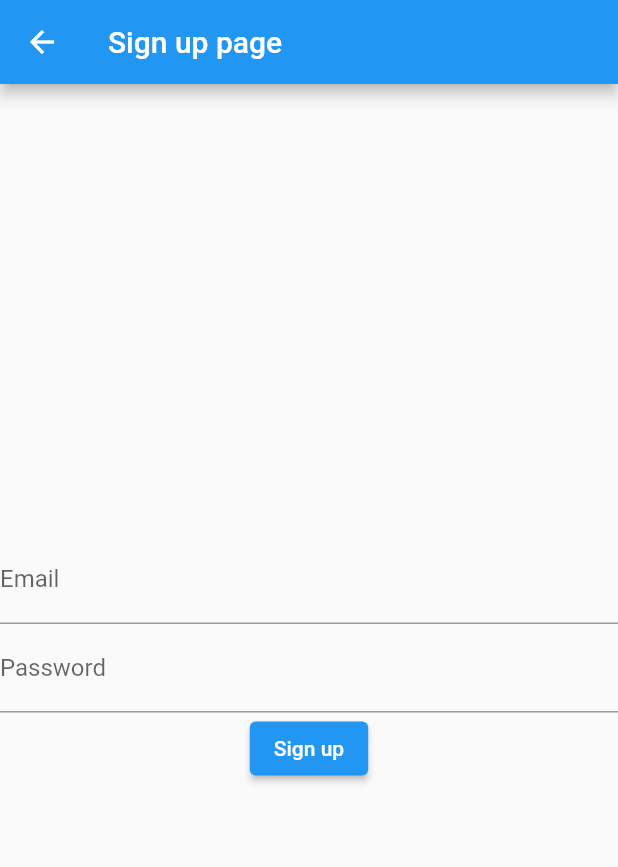
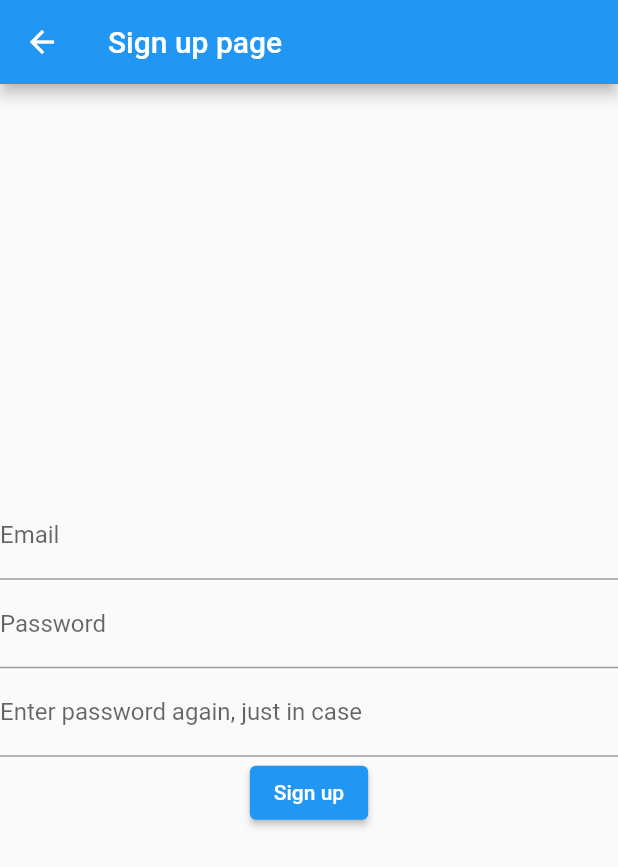
Before and after one commit to xtemplate24/budgetapp, a Flutter app: the SignUpPage screen opened by its route, after a tap on "Sign up", on a phone screen of 412 x 824 dp. Shown: the top 867 px of the screen. Run offline on Flutter 3.47's test engine with Material 2 defaults, Android fonts, the phone set to English and light mode, and no system bars; our stand-ins replace firebase_auth, firebase_core; accounts and stored records are empty; network calls fail.

Commit message:
Added error handling messages

```diff
--- a/lib/authentication/authentication_service.dart
+++ b/lib/authentication/authentication_service.dart
@@ -13,7 +13,6 @@ class AuthenticationService {
           email: email, password: password);
       return "Signed In";
     } on FirebaseAuthException catch (e) {
-      print(e.code);
       return e.code;
     }
   }
@@ -25,7 +24,6 @@ class AuthenticationService {
           email: email, password: password);
       return "Signed Up";
     } on FirebaseAuthException catch (e) {
-      print(e.code);
       return e.code;
     }
   }
--- /dev/null
+++ b/lib/screens/login/login_error_handler.dart
@@ -0,0 +1,49 @@
+import 'package:budgetapp/components/standard_alert.dart';
+import 'package:flutter/material.dart';
+
+class LoginErrorHandler {
+
+  AlertDialogOneOption errorMessage(value, context) {
+    switch (value) {
+      case "user-not-found":
+        showDialog(
+            context: context,
+            builder: (context) {
+              return AlertDialogOneOption(
+                  title: "User not found",
+                  content:
+                      'Hmmm... it seems this email is not registered with us. Please try again!',
+                  buttonText: "Okay!",
+                  context: context);
+            });
+        break;
+      case "wrong-password":
+        showDialog(
+            context: context,
+            builder: (context) {
+              return AlertDialogOneOption(
+                  title: "Incorrect password",
+                  content: "Oops, let's try that again",
+                  buttonText: "Okay!",
+                  context: context);
+            });
+        break;
+      case "invalid-email":
+        showDialog(
+            context: context,
+            builder: (context) {
+              return AlertDialogOneOption(
+                  title: "Invalid email",
+                  content: "That email doesn't look right, please try again",
+                  buttonText: "Okay!",
+                  context: context);
+            });
+        break;
+    }
+    return AlertDialogOneOption(
+        title: "Oops",
+        content: "Something went wrong",
+        buttonText: "Try again",
+        context: context);
+  }
+}
--- a/lib/screens/login/signup_view.dart
+++ b/lib/screens/login/signup_view.dart
@@ -1,4 +1,6 @@
 import 'package:budgetapp/authentication/authentication_service.dart';
+import 'package:budgetapp/components/standard_alert.dart';
+import 'package:budgetapp/screens/login/login_error_handler.dart';
 import 'package:budgetapp/screens/login/login_view.dart';
 import 'package:firebase_auth/firebase_auth.dart';
 import 'package:flutter/material.dart';
@@ -7,7 +9,8 @@ import 'package:provider/src/provider.dart';
 class SignUpPage extends StatelessWidget {
   static const routeName = '/SignUpPage';
   final TextEditingController emailController = TextEditingController();
-  final TextEditingController passwordController = TextEditingController();
+  final TextEditingController passwordController1 = TextEditingController();
+  final TextEditingController passwordController2 = TextEditingController();
   @override
   Widget build(BuildContext context) {
     return Scaffold(
@@ -19,22 +22,45 @@ class SignUpPage extends StatelessWidget {
         children: [
           TextField(
             controller: emailController,
-            decoration: InputDecoration(labelText: "Email"),
+            decoration: const InputDecoration(labelText: "Email"),
           ),
           TextField(
-            controller: passwordController,
-            decoration: InputDecoration(labelText: "Password"),
+            obscureText: true,
+            enableSuggestions: false,
+            autocorrect: false,
+            controller: passwordController1,
+            decoration: const InputDecoration(labelText: "Password"),
+          ),
+          TextField(
+            obscureText: true,
+            enableSuggestions: false,
+            autocorrect: false,
+            controller: passwordController2,
+            decoration: const InputDecoration(
+                labelText: "Enter password again, just in case"),
           ),
           ElevatedButton(
               onPressed: () async {
+                if (passwordController1.text != passwordController2.text) {
+                  showDialog(
+                      context: context,
+                      builder: (context) {
+                        return AlertDialogOneOption(
+                            title: "Passwords don't match",
+                            content: "Let's try that again",
+                            buttonText: "Okay!",
+                            context: context);
+                      });
+                } else {
                   await context
                       .read<AuthenticationService>()
                       .signUp(
                         email: emailController.text.trim(),
-                      password: passwordController.text.trim(),
+                        password: passwordController1.text.trim(),
                       )
                       .then((value) async {
                     print(value);
+                    LoginErrorHandler().errorMessage(value, context);
                     User? user = FirebaseAuth.instance.currentUser;
                     print(user!.email);
 
@@ -45,34 +71,26 @@ class SignUpPage extends StatelessWidget {
                               context: context,
                               builder: (context) {
                                 FirebaseAuth.instance.signOut();
-                              return verificationEmailSent(context);
-                            }));
+                                return AlertDialogOneOption(
+                                    title: "Verification email sent!",
+                                    content:
+                                        "Check your inbox to verify your account",
+                                    buttonText: "Okay!",
+                                    context: context);
+                              }).then((value) => Navigator.pushAndRemoveUntil(
+                              context,
+                              MaterialPageRoute(
+                                builder: (BuildContext context) => LoginPage(),
+                              ),
+                              (route) => false)));
                     }
                     //Navigator.pop(context);
                   });
+                }
               },
               child: Text("Sign up")),
         ],
       ),
     );
   }
-
-  AlertDialog verificationEmailSent(context) {
-    return AlertDialog(
-      title: const Text("Verification email sent!"),
-      content: const Text("Check your inbox to verify your account"),
-      actions: [
-        TextButton(
-            onPressed: () {
-              Navigator.pushAndRemoveUntil(
-                  context,
-                  MaterialPageRoute(
-                    builder: (BuildContext context) => LoginPage(),
-                  ),
-                  (route) => false);
-            },
-            child: Text("Okay!"))
-      ],
-    );
 }
-}
```
Also changed, not shown: lib/components/color_theme.dart (added, +8 -0 lines), lib/components/standard_alert.dart (added, +103 -0 lines), lib/screens/login/forgot_password_view.dart (+49 -23 lines), lib/screens/login/login_state.dart (added, +121 -0 lines), lib/screens/login/login_view.dart (+4 -84 lines). Lines whose indentation alone changed are shown as unchanged.
